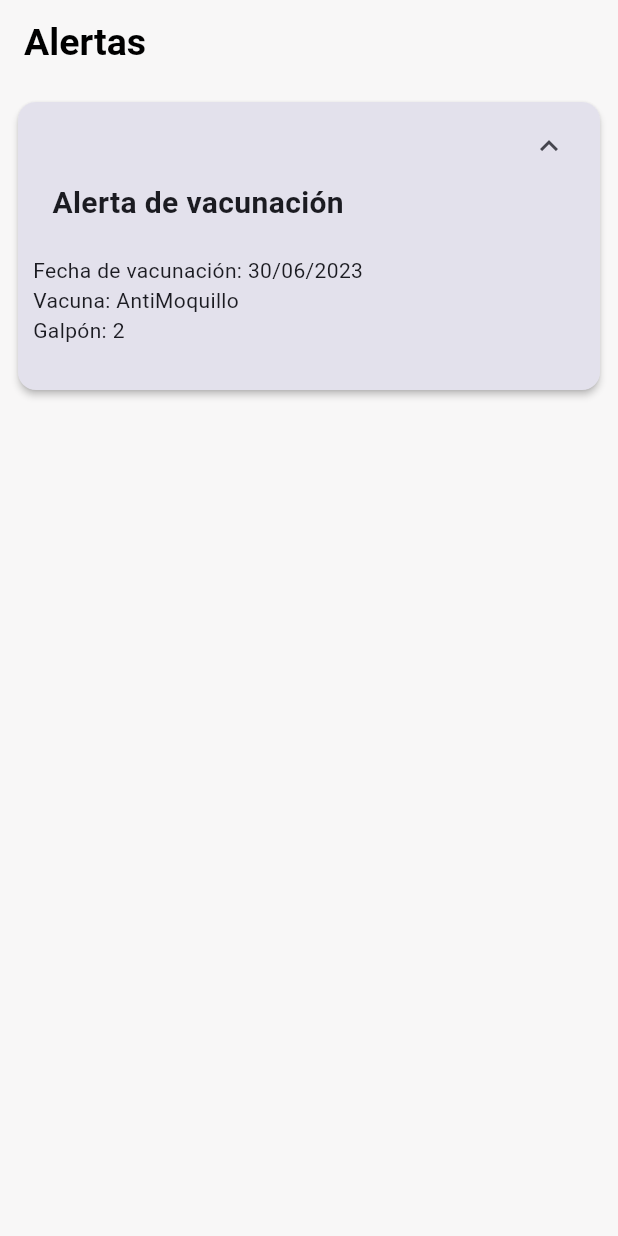
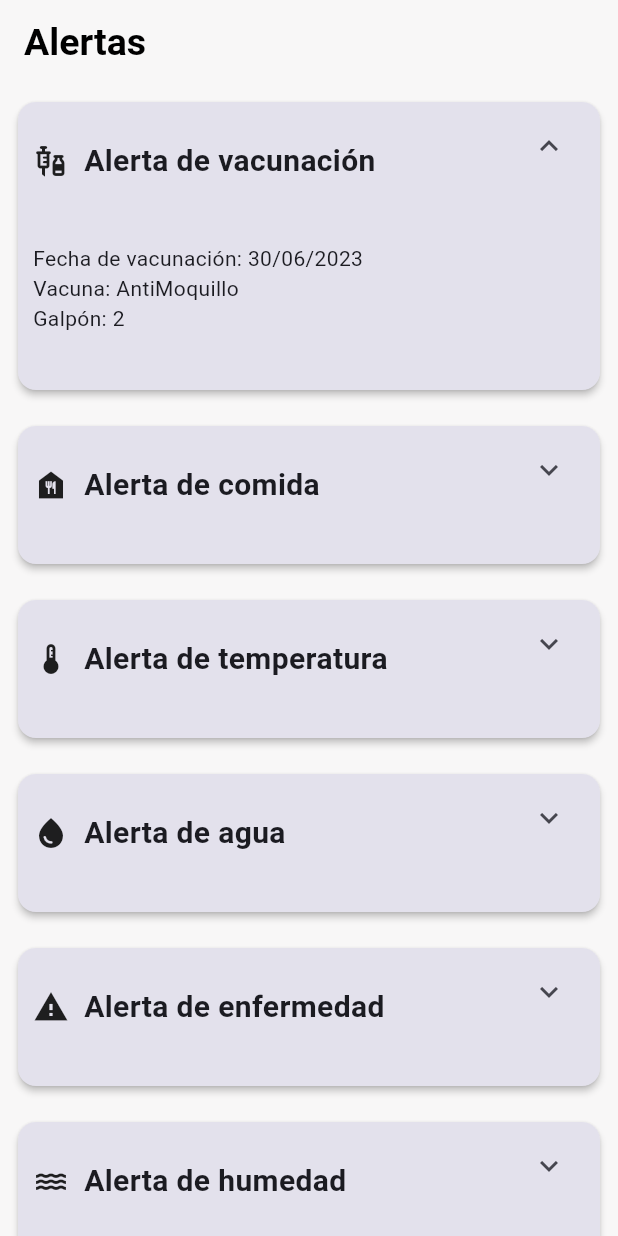
Before and after one commit to Huarachi2002/avicola_app, a Flutter app: the AlertasScreen screen opened by its route, after a tap on the "expand more" icon, on a phone screen of 412 x 824 dp. Run offline on Flutter 3.47's test engine with Material 2 defaults, Android fonts, the phone set to English and light mode, and no system bars; our stand-ins replace dio, go_router, google_fonts, riverpod.

Commit message:
modelos de alertas finalizadas

```diff
--- /dev/null
+++ b/lib/features/auth/presentacion/screens/Alertas/Cards/card_type_agua.dart
@@ -0,0 +1,81 @@
+import 'package:flutter/material.dart';
+
+class CardTypeAgua extends StatefulWidget {
+  final String label;
+  final double elevation;
+
+  const CardTypeAgua({super.key, required this.label, required this.elevation});
+
+  @override
+  State<CardTypeAgua> createState() => CardTypeAguaState();
+}
+
+class CardTypeAguaState extends State<CardTypeAgua> {
+  IconData icon = Icons.expand_more;
+  double h = 100.0;
+
+  @override
+  Widget build(BuildContext context) {
+    final colors = Theme.of(context).colorScheme;
+
+    return Padding(
+      padding: const EdgeInsets.all(8.0),
+      child: SizedBox(
+        width: double.infinity,
+        height: h,
+        child: Card(
+          color: colors.surfaceVariant,
+          elevation: widget.elevation,
+          child: Padding(
+            padding: const EdgeInsets.fromLTRB(10, 5, 10, 10),
+            child: Row(
+              mainAxisAlignment: MainAxisAlignment.spaceBetween,
+              children: [
+                Align(
+                  alignment: Alignment.bottomLeft,
+                  child: Column(
+                    crossAxisAlignment: CrossAxisAlignment.start,
+                    children:[
+
+                      Padding(
+                        padding: const EdgeInsets.fromLTRB(0, 20, 0, 20),
+                        child: Row(children: [
+                          const Icon(Icons.water_drop),
+                          const SizedBox(width: 10),
+                          Text(widget.label, style: const TextStyle(fontSize: 20, fontWeight: FontWeight.bold)),
+                        ]),
+                      ),
+
+                      if(icon == Icons.expand_less)
+                      ...[
+                        const SizedBox(height: 20),
+                        const Text('Cantidad de agua estimada: 500ml\nEstado: Poca agua\nGalpón: 5'),
+                      ],
+
+                    ]),
+                ),
+                Align(
+                  alignment: Alignment.topRight,
+                  child: IconButton(
+                    icon: Icon(icon),
+                    onPressed: () {
+                      setState(() {
+                        if (icon == Icons.expand_more) {
+                          icon = Icons.expand_less;
+                          h = h + 100.0;
+                        } else {
+                          icon = Icons.expand_more;
+                          h = h - 100.0;
+                        }
+                      });
+                    },
+                  ),
+                ),
+              ],
+            ),
+          ),
+        ),
+      ),
+    );
+  }
+}
--- /dev/null
+++ b/lib/features/auth/presentacion/screens/Alertas/Cards/card_type_comida.dart
@@ -0,0 +1,81 @@
+import 'package:flutter/material.dart';
+
+class CardTypeComida extends StatefulWidget {
+  final String label;
+  final double elevation;
+
+  const CardTypeComida({super.key, required this.label, required this.elevation});
+
+  @override
+  State<CardTypeComida> createState() => CardTypeComidaState();
+}
+
+class CardTypeComidaState extends State<CardTypeComida> {
+  IconData icon = Icons.expand_more;
+  double h = 100.0;
+
+  @override
+  Widget build(BuildContext context) {
+    final colors = Theme.of(context).colorScheme;
+
+    return Padding(
+      padding: const EdgeInsets.all(8.0),
+      child: SizedBox(
+        width: double.infinity,
+        height: h,
+        child: Card(
+          color: colors.surfaceVariant,
+          elevation: widget.elevation,
+          child: Padding(
+            padding: const EdgeInsets.fromLTRB(10, 5, 10, 10),
+            child: Row(
+              mainAxisAlignment: MainAxisAlignment.spaceBetween,
+              children: [
+                Align(
+                  alignment: Alignment.bottomLeft,
+                  child: Column(
+                    crossAxisAlignment: CrossAxisAlignment.start,
+                    children:[
+
+                      Padding(
+                        padding: const EdgeInsets.fromLTRB(0, 20, 0, 20),
+                        child: Row(children: [
+                          const Icon(Icons.food_bank),
+                          const SizedBox(width: 10),
+                          Text(widget.label, style: const TextStyle(fontSize: 20, fontWeight: FontWeight.bold)),
+                        ]),
+                      ),
+
+                      if(icon == Icons.expand_less)
+                      ...[
+                        const SizedBox(height: 20),
+                        const Text('Cantidad de comida estimada: 500gr\nEstado: Poca comida\nGalpón: 3'),
+                      ],
+
+                    ]),
+                ),
+                Align(
+                  alignment: Alignment.topRight,
+                  child: IconButton(
+                    icon: Icon(icon),
+                    onPressed: () {
+                      setState(() {
+                        if (icon == Icons.expand_more) {
+                          icon = Icons.expand_less;
+                          h = h + 100.0;
+                        } else {
+                          icon = Icons.expand_more;
+                          h = h - 100.0;
+                        }
+                      });
+                    },
+                  ),
+                ),
+              ],
+            ),
+          ),
+        ),
+      ),
+    );
+  }
+}
--- /dev/null
+++ b/lib/features/auth/presentacion/screens/Alertas/Cards/card_type_enfermedad.dart
@@ -0,0 +1,106 @@
+import 'package:flutter/material.dart';
+
+class CardTypeEnfermedad extends StatefulWidget {
+  final String label;
+  final double elevation;
+
+  const CardTypeEnfermedad({super.key, required this.label, required this.elevation});
+
+  @override
+  State<CardTypeEnfermedad> createState() => CardTypeEnfermedadState();
+}
+
+class CardTypeEnfermedadState extends State<CardTypeEnfermedad> {
+  IconData icon = Icons.expand_more;
+  double h = 100.0;
+
+  @override
+  Widget build(BuildContext context) {
+    final colors = Theme.of(context).colorScheme;
+
+    return Padding(
+      padding: const EdgeInsets.all(8.0),
+      child: SizedBox(
+        width: double.infinity,
+        height: h,
+        child: Card(
+          color: colors.surfaceVariant,
+          elevation: widget.elevation,
+          child: Padding(
+            padding: const EdgeInsets.fromLTRB(10, 5, 10, 10),
+            child: Row(
+              mainAxisAlignment: MainAxisAlignment.spaceBetween,
+              children: [
+                Align(
+                  alignment: Alignment.bottomLeft,
+                  child: Column(
+                    crossAxisAlignment: CrossAxisAlignment.start,
+                    children:[
+
+                      Padding(
+                        padding: const EdgeInsets.fromLTRB(0, 20, 0, 20),
+                        child: Row(children: [
+                          const Icon(Icons.warning),
+                          const SizedBox(width: 10),
+                          Text(widget.label, style: const TextStyle(fontSize: 20, fontWeight: FontWeight.bold)),
+                        ]),
+                      ),
+
+                      if(icon == Icons.expand_less)
+                      ...[
+                        const SizedBox(height: 10,),
+
+                        const Text('COMPORTAMIENTO EXTRAÑO DE AVE\nEN EL GALPÓN 2'),
+
+                        const SizedBox(height: 30,),
+
+                        Column(
+                          children: [
+                            FilledButton(
+                              onPressed: (){
+
+                              },
+
+                              child: Padding(
+                                padding: const EdgeInsets.all(8.0),
+                                child: const Column(
+                                  children: [
+                                    Text('Declarar cuarentena'),
+                                    SizedBox(height: 10,),
+                                    Icon(Icons.medical_services_outlined)
+                                  ],
+                                ),
+                              )
+                            ),
+                          ],
+                        ),
+
+                      ],
+
+                    ]),
+                ),
+                Align(
+                  alignment: Alignment.topRight,
+                  child: IconButton(
+                    icon: Icon(icon),
+                    onPressed: () {
+                      setState(() {
+                        if (icon == Icons.expand_more) {
+                          icon = Icons.expand_less;
+                          h = h + 200.0;
+                        } else {
+                          icon = Icons.expand_more;
+                          h = h - 200.0;
+                        }
+                      });
+                    },
+                  ),
+                ),
+              ],
+            ),
+          ),
+        ),
+      ),
+    );
+  }
+}
--- /dev/null
+++ b/lib/features/auth/presentacion/screens/Alertas/Cards/card_type_humedad.dart
@@ -0,0 +1,81 @@
+import 'package:flutter/material.dart';
+
+class CardTypeHumedad extends StatefulWidget {
+  final String label;
+  final double elevation;
+
+  const CardTypeHumedad({super.key, required this.label, required this.elevation});
+
+  @override
+  State<CardTypeHumedad> createState() => CardTypeHumedadState();
+}
+
+class CardTypeHumedadState extends State<CardTypeHumedad> {
+  IconData icon = Icons.expand_more;
+  double h = 100.0;
+
+  @override
+  Widget build(BuildContext context) {
+    final colors = Theme.of(context).colorScheme;
+
+    return Padding(
+      padding: const EdgeInsets.all(8.0),
+      child: SizedBox(
+        width: double.infinity,
+        height: h,
+        child: Card(
+          color: colors.surfaceVariant,
+          elevation: widget.elevation,
+          child: Padding(
+            padding: const EdgeInsets.fromLTRB(10, 5, 10, 10),
+            child: Row(
+              mainAxisAlignment: MainAxisAlignment.spaceBetween,
+              children: [
+                Align(
+                  alignment: Alignment.bottomLeft,
+                  child: Column(
+                    crossAxisAlignment: CrossAxisAlignment.start,
+                    children:[
+
+                      Padding(
+                        padding: const EdgeInsets.fromLTRB(0, 20, 0, 20),
+                        child: Row(children: [
+                          const Icon(Icons.water),
+                          const SizedBox(width: 10),
+                          Text(widget.label, style: const TextStyle(fontSize: 20, fontWeight: FontWeight.bold)),
+                        ]),
+                      ),
+
+                      if(icon == Icons.expand_less)
+                      ...[
+                        const SizedBox(height: 20),
+                        const Text('Humedad: 20%\nEstado: Humedad baja\nGalpón: 6'),
+                      ],
+
+                    ]),
+                ),
+                Align(
+                  alignment: Alignment.topRight,
+                  child: IconButton(
+                    icon: Icon(icon),
+                    onPressed: () {
+                      setState(() {
+                        if (icon == Icons.expand_more) {
+                          icon = Icons.expand_less;
+                          h = h + 100.0;
+                        } else {
+                          icon = Icons.expand_more;
+                          h = h - 100.0;
+                        }
+                      });
+                    },
+                  ),
+                ),
+              ],
+            ),
+          ),
+        ),
+      ),
+    );
+  }
+}
--- /dev/null
+++ b/lib/features/auth/presentacion/screens/Alertas/Cards/card_type_termo.dart
@@ -0,0 +1,81 @@
+import 'package:flutter/material.dart';
+
+class CardTypeTermo extends StatefulWidget {
+  final String label;
+  final double elevation;
+
+  const CardTypeTermo({super.key, required this.label, required this.elevation});
+
+  @override
+  State<CardTypeTermo> createState() => CardTypeTermoState();
+}
+
+class CardTypeTermoState extends State<CardTypeTermo> {
+  IconData icon = Icons.expand_more;
+  double h = 100.0;
+
+  @override
+  Widget build(BuildContext context) {
+    final colors = Theme.of(context).colorScheme;
+
+    return Padding(
+      padding: const EdgeInsets.all(8.0),
+      child: SizedBox(
+        width: double.infinity,
+        height: h,
+        child: Card(
+          color: colors.surfaceVariant,
+          elevation: widget.elevation,
+          child: Padding(
+            padding: const EdgeInsets.fromLTRB(10, 5, 10, 10),
+            child: Row(
+              mainAxisAlignment: MainAxisAlignment.spaceBetween,
+              children: [
+                Align(
+                  alignment: Alignment.bottomLeft,
+                  child: Column(
+                    crossAxisAlignment: CrossAxisAlignment.start,
+                    children:[
+
+                      Padding(
+                        padding: const EdgeInsets.fromLTRB(0, 20, 0, 20),
+                        child: Row(children: [
+                          const Icon(Icons.thermostat),
+                          const SizedBox(width: 10),
+                          Text(widget.label, style: const TextStyle(fontSize: 20, fontWeight: FontWeight.bold)),
+                        ]),
+                      ),
+
+                      if(icon == Icons.expand_less)
+                      ...[
+                        const SizedBox(height: 20),
+                        const Text('Temperatura: 19°\nEstado: Temperatura baja\nGalpón: 6'),
+                      ],
+
+                    ]),
+                ),
+                Align(
+                  alignment: Alignment.topRight,
+                  child: IconButton(
+                    icon: Icon(icon),
+                    onPressed: () {
+                      setState(() {
+                        if (icon == Icons.expand_more) {
+                          icon = Icons.expand_less;
+                          h = h + 100.0;
+                        } else {
+                          icon = Icons.expand_more;
+                          h = h - 100.0;
+                        }
+                      });
+                    },
+                  ),
+                ),
+              ],
+            ),
+          ),
+        ),
+      ),
+    );
+  }
+}
--- /dev/null
+++ b/lib/features/auth/presentacion/screens/Alertas/Cards/card_type_vacuna.dart
@@ -0,0 +1,81 @@
+import 'package:flutter/material.dart';
+
+class CardTypeVacuna extends StatefulWidget {
+  final String label;
+  final double elevation;
+
+  const CardTypeVacuna({super.key, required this.label, required this.elevation});
+
+  @override
+  State<CardTypeVacuna> createState() => CardTypeVacunaState();
+}
+
+class CardTypeVacunaState extends State<CardTypeVacuna> {
+  IconData icon = Icons.expand_more;
+  double h = 100.0;
+
+  @override
+  Widget build(BuildContext context) {
+    final colors = Theme.of(context).colorScheme;
+
+    return Padding(
+      padding: const EdgeInsets.all(8.0),
+      child: SizedBox(
+        width: double.infinity,
+        height: h,
+        child: Card(
+          color: colors.surfaceVariant,
+          elevation: widget.elevation,
+          child: Padding(
+            padding: const EdgeInsets.fromLTRB(10, 5, 10, 10),
+            child: Row(
+              mainAxisAlignment: MainAxisAlignment.spaceBetween,
+              children: [
+                Align(
+                  alignment: Alignment.bottomLeft,
+                  child: Column(
+                    crossAxisAlignment: CrossAxisAlignment.start,
+                    children:[
+
+                      Padding(
+                        padding: const EdgeInsets.fromLTRB(0, 20, 0, 20),
+                        child: Row(children: [
+                          const Icon(Icons.vaccines),
+                          const SizedBox(width: 10),
+                          Text(widget.label, style: const TextStyle(fontSize: 20, fontWeight: FontWeight.bold)),
+                        ]),
+                      ),
+
+                      if(icon == Icons.expand_less)
+                      ...[
+                        const SizedBox(height: 20),
+                        const Text('Fecha de vacunación: 30/06/2023\nVacuna: AntiMoquillo\nGalpón: 2'),
+                      ],
+
+                    ]),
+                ),
+                Align(
+                  alignment: Alignment.topRight,
+                  child: IconButton(
+                    icon: Icon(icon),
+                    onPressed: () {
+                      setState(() {
+                        if (icon == Icons.expand_more) {
+                          icon = Icons.expand_less;
+                          h = h + 100.0;
+                        } else {
+                          icon = Icons.expand_more;
+                          h = h - 100.0;
+                        }
+                      });
+                    },
+                  ),
+                ),
+              ],
+            ),
+          ),
+        ),
+      ),
+    );
+  }
+}
--- a/lib/features/auth/presentacion/screens/Alertas/alertas_screens.dart
+++ b/lib/features/auth/presentacion/screens/Alertas/alertas_screens.dart
@@ -1,3 +1,10 @@
+import 'package:avicola/features/auth/presentacion/screens/Alertas/Cards/card_type_agua.dart';
+import 'package:avicola/features/auth/presentacion/screens/Alertas/Cards/card_type_comida.dart';
+import 'package:avicola/features/auth/presentacion/screens/Alertas/Cards/card_type_enfermedad.dart';
+import 'package:avicola/features/auth/presentacion/screens/Alertas/Cards/card_type_humedad.dart';
+import 'package:avicola/features/auth/presentacion/screens/Alertas/Cards/card_type_termo.dart';
+import 'package:avicola/features/auth/presentacion/screens/Alertas/Cards/card_type_vacuna.dart';
+
 import 'package:flutter/material.dart';
 
 // final cards = <Map<String, dynamic>>[];
@@ -35,93 +42,15 @@ class _CardsView extends StatelessWidget {
     return const SingleChildScrollView(
       child: Column(
         children: [
-          _CardTypeVacuna(label: 'Alerta de vacunación', elevation: 2.0),
-          SizedBox(height: 50),
+          CardTypeVacuna(label: 'Alerta de vacunación', elevation: 2.0),
+          // SizedBox(height: 2),
+          CardTypeComida(label: 'Alerta de comida', elevation: 2.0),
+          CardTypeTermo(label: 'Alerta de temperatura', elevation: 2.0),
+          CardTypeAgua(label: 'Alerta de agua', elevation: 2.0),
+          CardTypeEnfermedad(label: 'Alerta de enfermedad', elevation: 2.0),
+          CardTypeHumedad(label: 'Alerta de humedad', elevation: 2.0),
         ],
       ),
     );
   }
 }
-
-class _CardTypeVacuna extends StatefulWidget {
-  final String label;
-  final double elevation;
-
-  const _CardTypeVacuna({required this.label, required this.elevation});
-
-  @override
-  State<_CardTypeVacuna> createState() => _CardTypeVacunaState();
-}
-
-class _CardTypeVacunaState extends State<_CardTypeVacuna> {
-  IconData icon = Icons.expand_more;
-  double h = 100.0;
-
-  @override
-  Widget build(BuildContext context) {
-    final colors = Theme.of(context).colorScheme;
-
-    return Padding(
-      padding: const EdgeInsets.all(8.0),
-      child: SizedBox(
-        width: double.infinity,
-        height: h,
-        child: Card(
-          color: colors.surfaceVariant,
-          elevation: widget.elevation,
-          child: Padding(
-            padding: const EdgeInsets.fromLTRB(10, 5, 10, 10),
-            child: Column(
-              children: [
-                Align(
-                  alignment: Alignment.topRight,
-                  child: IconButton(
-                    icon: Icon(icon),
-                    onPressed: () {
-                      setState(() {
-                        if (icon == Icons.expand_more) {
-                          icon = Icons.expand_less;
-                          h = h + 100.0;
-                        } else {
-                          icon = Icons.expand_more;
-                          h = h - 100.0;
-                        }
-                      });
-                    },
-                  ),
-                ),
-                Align(
-                  alignment: Alignment.topLeft,
-                  child: Column(
-                    children:[
-                      Text(widget.label, style: const TextStyle(fontSize: 20, fontWeight: FontWeight.bold)),
-                      if(icon == Icons.expand_less)
-                      ...[
-                        const SizedBox(height: 20),
-                        const Text('Fecha de vacunación: 30/06/2023\nVacuna: AntiMoquillo\nGalpón: 2'),
-                      ],
-
-                    ]),
-                )
-              ],
-            ),
-          ),
-        ),
-      ),
-    );
-  }
-}
-
-class _CardTypeComida extends StatefulWidget {
-  const _CardTypeComida();
-
-  @override
-  State<_CardTypeComida> createState() => __CardTypeComidaState();
-}
-
-class __CardTypeComidaState extends State<_CardTypeComida> {
-  @override
-  Widget build(BuildContext context) {
-    return Container();
-  }
-}
```
